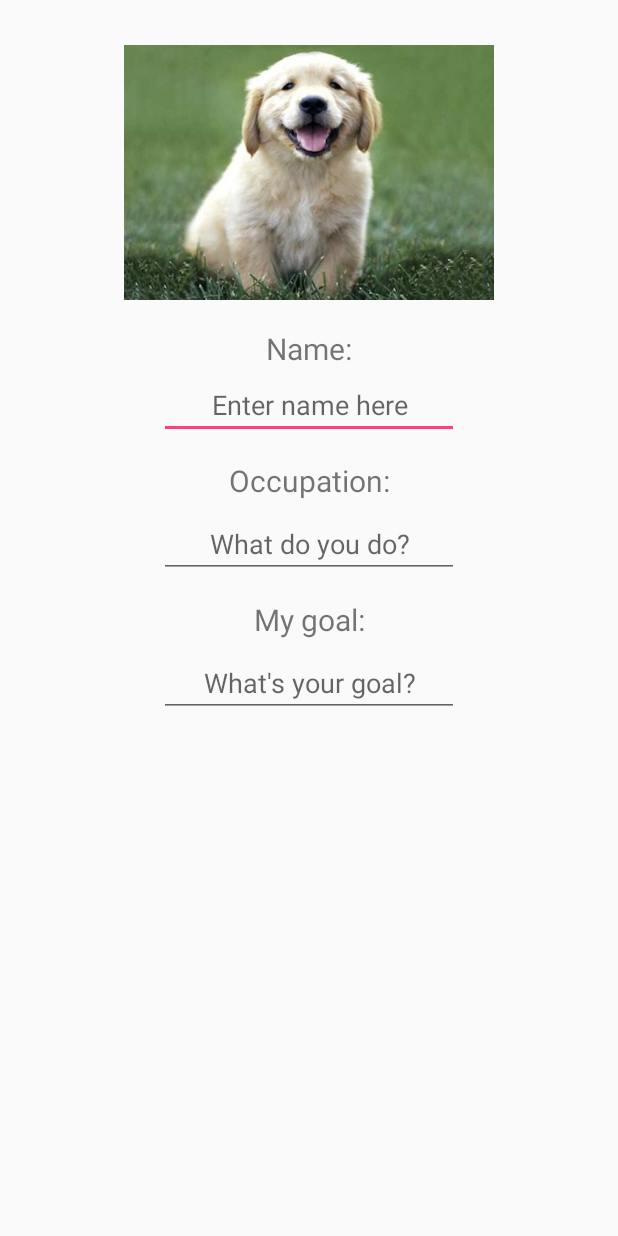
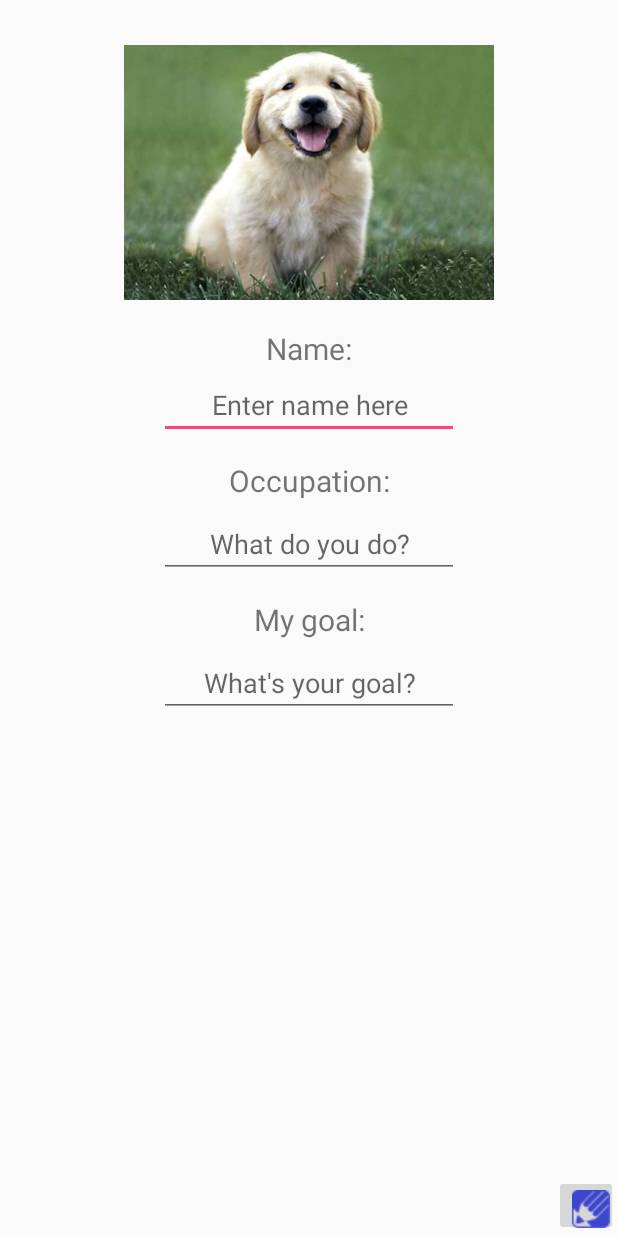
Before and after one commit to tjjjwxzq/IOT-Smart-Office, an Android app: the layout fragment_profile.xml on its own in the app's theme, with its tools: preview values and no code run, on a phone screen of 412 x 824 dp. Run offline under Robolectric (Android 15) with nearby library versions, the phone set to English and light mode, and no system bars.

Commit message:
more profile fragment with edit button

```diff
--- a/IOTApp/app/src/main/res/layout/fragment_profile.xml
+++ b/IOTApp/app/src/main/res/layout/fragment_profile.xml
@@ -65,5 +65,13 @@
         android:src = "@drawable/golden_retriever_puppy_smiling"
         android:id = "@+id/profilepic"/>
 
+    <ImageButton android:layout_width = "wrap_content"
+        android:layout_height="wrap_content"
+        android:layout_alignParentBottom = "true"
+        android:layout_alignParentRight = "true"
+        android:paddingRight = "5dp"
+        android:paddingBottom = "5dp"
+        android:src = "@drawable/editbutton"/>
+
 
 </RelativeLayout>
--- a/IOTApp/app/src/main/res/layout/fragment_settings.xml
+++ b/IOTApp/app/src/main/res/layout/fragment_settings.xml
@@ -5,8 +5,6 @@
     tools:context="com.example.aqi.iotapp.SettingsFragment">
 
     <!-- TODO: Update blank fragment layout -->
-    <TextView android:layout_width="match_parent"
-        android:layout_height="match_parent"
-        android:text="@string/hello_blank_fragment" />
+
 
 </FrameLayout>
```
Also changed, not shown: IOTApp/app/src/main/res/drawable/circle.xml (added, +13 -0 lines), IOTApp/app/src/main/res/drawable/img.xml (added, +7 -0 lines), IOTApp/app/src/main/res/layout/fragment_interval_settings.xml (+18 -4 lines), IOTApp/app/src/main/res/drawable/editbutton.png (added), 1 other file.
